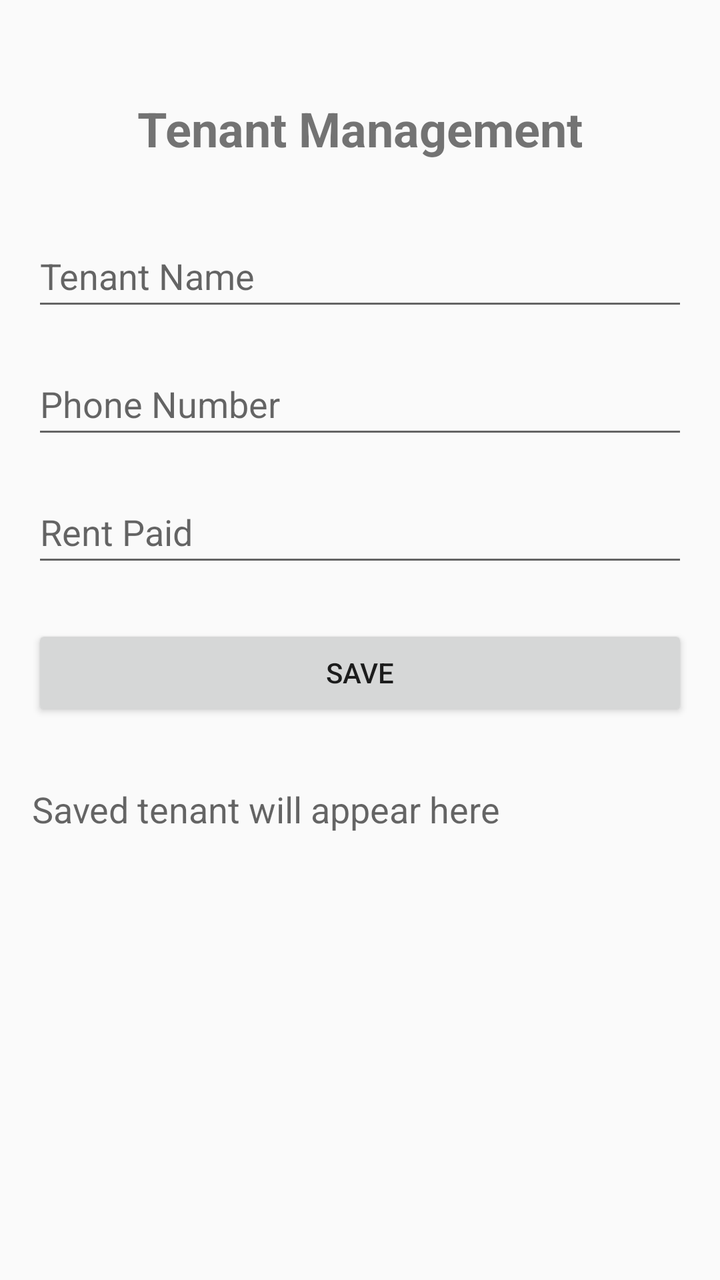
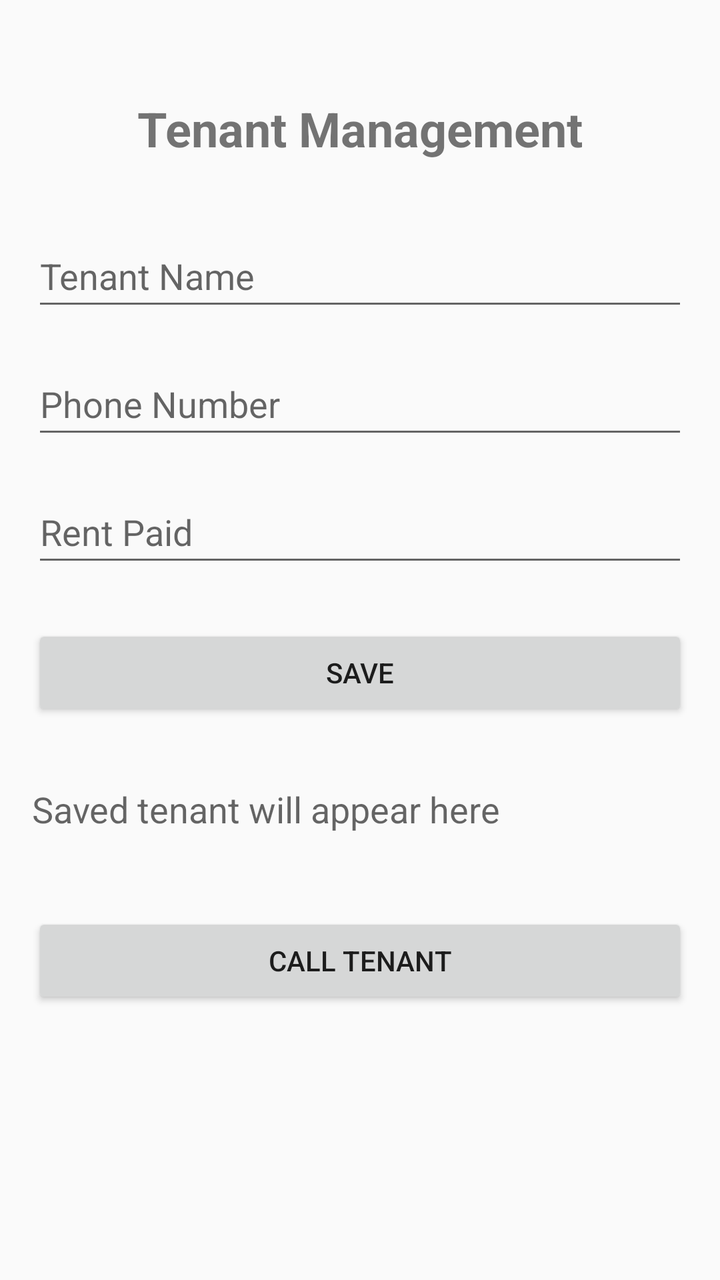

Compare the two renders of this Android layout. The source of the first and the diff that turns it into the second are given below.
<!-- AndroidManifest.xml: activity theme Theme.MobileApplabWorks -->
<!-- res/layout/activity_main.xml -->
<?xml version="1.0" encoding="utf-8"?>
<layout xmlns:android="http://schemas.android.com/apk/res/android"
    xmlns:app="http://schemas.android.com/apk/res-auto"
    xmlns:tools="http://schemas.android.com/tools">

    <data>
        <variable
            name="tenant"
            type="com.example.mobileapplabworks.Tenant" />
    </data>

    <androidx.constraintlayout.widget.ConstraintLayout
        android:layout_width="match_parent"
        android:layout_height="match_parent"
        android:padding="16dp"
        tools:context=".MainActivity">

        <TextView
            android:id="@+id/titleTextView"
            android:layout_width="wrap_content"
            android:layout_height="wrap_content"
            android:text="Tenant Management"
            android:textSize="24sp"
            android:textStyle="bold"
            app:layout_constraintTop_toTopOf="parent"
            app:layout_constraintStart_toStartOf="parent"
            app:layout_constraintEnd_toEndOf="parent"
            android:layout_marginTop="32dp" />

        <EditText
            android:id="@+id/nameEditText"
            android:layout_width="0dp"
            android:layout_height="wrap_content"
            android:hint="Tenant Name"
            android:inputType="textPersonName"
            android:minHeight="48dp"
            app:layout_constraintTop_toBottomOf="@id/titleTextView"
            app:layout_constraintStart_toStartOf="parent"
            app:layout_constraintEnd_toEndOf="parent"
            android:layout_marginTop="32dp" />

        <EditText
            android:id="@+id/phoneEditText"
            android:layout_width="0dp"
            android:layout_height="wrap_content"
            android:hint="Phone Number"
            android:inputType="phone"
            android:minHeight="48dp"
            app:layout_constraintTop_toBottomOf="@id/nameEditText"
            app:layout_constraintStart_toStartOf="parent"
            app:layout_constraintEnd_toEndOf="parent"
            android:layout_marginTop="16dp" />

        <EditText
            android:id="@+id/rentEditText"
            android:layout_width="0dp"
            android:layout_height="wrap_content"
            android:hint="Rent Paid"
            android:inputType="numberDecimal"
            android:minHeight="48dp"
            app:layout_constraintTop_toBottomOf="@id/phoneEditText"
            app:layout_constraintStart_toStartOf="parent"
            app:layout_constraintEnd_toEndOf="parent"
            android:layout_marginTop="16dp" />

        <Button
            android:id="@+id/saveButton"
            android:layout_width="0dp"
            android:layout_height="wrap_content"
            android:text="SAVE"
            android:minHeight="48dp"
            app:layout_constraintTop_toBottomOf="@id/rentEditText"
            app:layout_constraintStart_toStartOf="parent"
            app:layout_constraintEnd_toEndOf="parent"
            android:layout_marginTop="24dp" />

        <TextView
            android:id="@+id/tenantResultTextView"
            android:layout_width="0dp"
            android:layout_height="wrap_content"
            android:hint="Saved tenant will appear here"
            android:text="@{tenant.summary()}"
            android:textSize="18sp"
            android:minHeight="48dp"
            app:layout_constraintTop_toBottomOf="@id/saveButton"
            app:layout_constraintStart_toStartOf="parent"
            app:layout_constraintEnd_toEndOf="parent"
            android:layout_marginTop="32dp" />

    </androidx.constraintlayout.widget.ConstraintLayout>
</layout>
<!-- resources referenced by this layout -->
<resources>
  <style name="Theme.MobileApplabWorks" parent="android:Theme.Material.Light.NoActionBar" />
</resources>

<!-- the commit's change to res/layout/activity_main.xml (unified diff, before → after) -->
@@ -87,5 +87,16 @@
             app:layout_constraintEnd_toEndOf="parent"
             android:layout_marginTop="32dp" />
 
+        <Button
+            android:id="@+id/callButton"
+            android:layout_width="0dp"
+            android:layout_height="wrap_content"
+            android:text="CALL TENANT"
+            android:minHeight="48dp"
+            app:layout_constraintTop_toBottomOf="@id/tenantResultTextView"
+            app:layout_constraintStart_toStartOf="parent"
+            app:layout_constraintEnd_toEndOf="parent"
+            android:layout_marginTop="16dp" />
+
     </androidx.constraintlayout.widget.ConstraintLayout>
 </layout>
